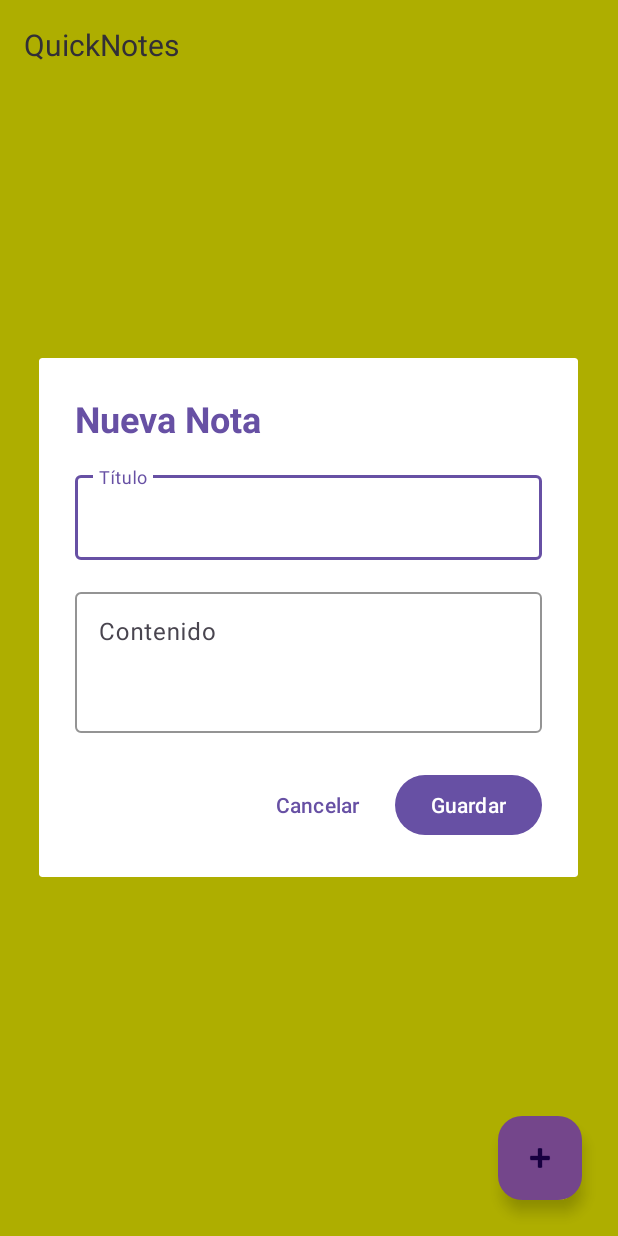
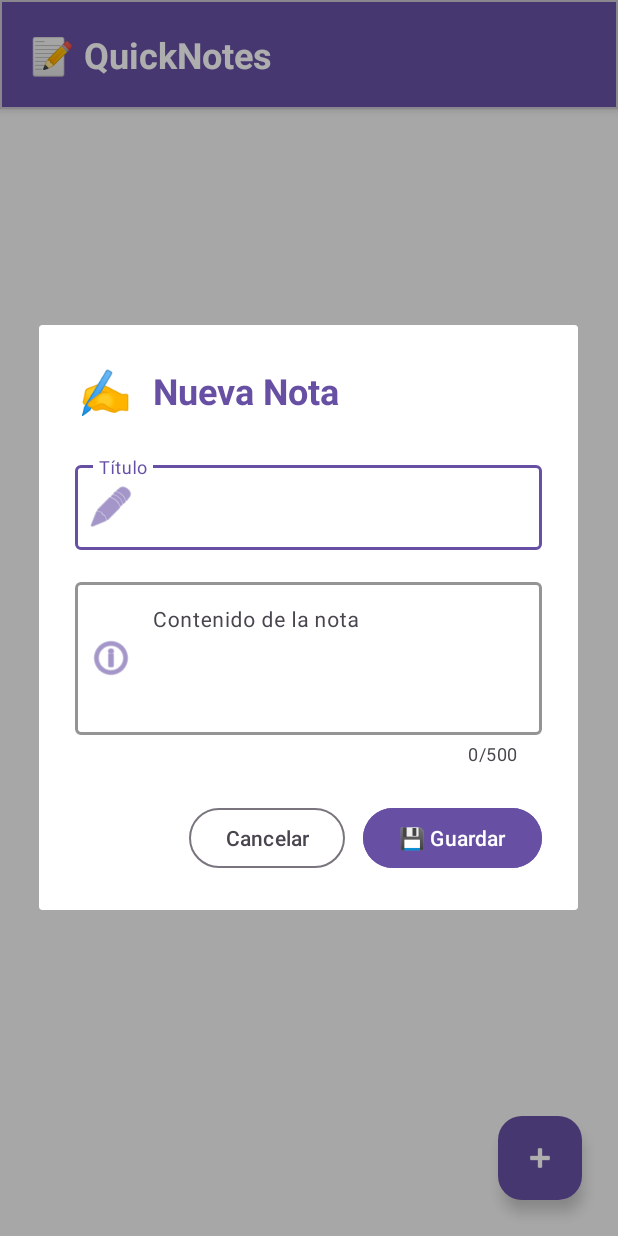
Before and after one commit to laylarodas/quicknotes-android, an Android app: the screen it shows after launch (MainActivity), after a tap on "Add note", on a phone screen of 412 x 824 dp. Run offline under Robolectric (Android 15) with nearby library versions, the phone set to English and light mode, and no system bars.

Commit message:
feat: enhance UI with Material Design components and improved styling for main activity, note dialog, and note items

```diff
--- /dev/null
+++ b/app/src/main/res/drawable/dialog_background.xml
@@ -0,0 +1,11 @@
+<?xml version="1.0" encoding="utf-8"?>
+<shape xmlns:android="http://schemas.android.com/apk/res/android"
+    android:shape="rectangle">
+    <solid android:color="@color/surface_white"/>
+    <corners android:radius="24dp"/>
+    <padding
+        android:left="4dp"
+        android:top="4dp"
+        android:right="4dp"
+        android:bottom="4dp"/>
+</shape>
--- a/app/src/main/res/layout/activity_main.xml
+++ b/app/src/main/res/layout/activity_main.xml
@@ -5,35 +5,55 @@
     android:id="@+id/main"
     android:layout_width="match_parent"
     android:layout_height="match_parent"
-    android:background="#FFFF00">  <!-- 💛 AMARILLO PARA PROBAR -->
+    android:background="@color/background_light">
+
+    <!-- Barra superior con diseño Material -->
+    <com.google.android.material.card.MaterialCardView
+        android:id="@+id/cvHeader"
+        android:layout_width="0dp"
+        android:layout_height="wrap_content"
+        app:cardElevation="4dp"
+        app:cardCornerRadius="0dp"
+        app:cardBackgroundColor="@color/primary_purple"
+        app:layout_constraintTop_toTopOf="parent"
+        app:layout_constraintStart_toStartOf="parent"
+        app:layout_constraintEnd_toEndOf="parent">
 
         <TextView
             android:id="@+id/tvTitle"
-        android:layout_width="0dp"
+            android:layout_width="match_parent"
             android:layout_height="wrap_content"
-        android:text="QuickNotes"
-        android:textSize="20sp"
-        android:padding="16dp"
-        app:layout_constraintTop_toTopOf="parent"
-        app:layout_constraintStart_toStartOf="parent"
-        app:layout_constraintEnd_toEndOf="parent"/>
+            android:text="📝 QuickNotes"
+            android:textSize="24sp"
+            android:textStyle="bold"
+            android:textColor="@color/white"
+            android:padding="20dp"/>
 
+    </com.google.android.material.card.MaterialCardView>
+
+    <!-- RecyclerView con espacio mejorado -->
     <androidx.recyclerview.widget.RecyclerView
         android:id="@+id/rvNotes"
         android:layout_width="0dp"
         android:layout_height="0dp"
-        app:layout_constraintTop_toBottomOf="@id/tvTitle"
+        android:clipToPadding="false"
+        android:padding="8dp"
+        app:layout_constraintTop_toBottomOf="@id/cvHeader"
         app:layout_constraintBottom_toBottomOf="parent"
         app:layout_constraintStart_toStartOf="parent"
         app:layout_constraintEnd_toEndOf="parent"/>
 
+    <!-- FAB mejorado -->
     <com.google.android.material.floatingactionbutton.FloatingActionButton
         android:id="@+id/fabAddNote"
         android:layout_width="wrap_content"
         android:layout_height="wrap_content"
         android:contentDescription="@string/add_note"
         android:src="@android:drawable/ic_input_add"
-    app:backgroundTint="@android:color/holo_purple"
+        app:tint="@color/white"
+        app:backgroundTint="@color/primary_purple"
+        app:elevation="6dp"
+        app:pressedTranslationZ="12dp"
         app:layout_constraintBottom_toBottomOf="parent"
         app:layout_constraintEnd_toEndOf="parent"
         android:layout_marginEnd="24dp"
--- a/app/src/main/res/layout/dialog_new_note.xml
+++ b/app/src/main/res/layout/dialog_new_note.xml
@@ -4,28 +4,49 @@
     android:layout_width="match_parent"
     android:layout_height="wrap_content"
     android:orientation="vertical"
-    android:padding="24dp">
+    android:padding="24dp"
+    android:background="@drawable/dialog_background">
 
-    <!-- Dialog Title -->
-    <TextView
-        android:id="@+id/tvDialogTitle"
+    <!-- Icono decorativo y título -->
+    <LinearLayout
         android:layout_width="match_parent"
         android:layout_height="wrap_content"
-        android:text="Nueva Nota"
-        android:textSize="24sp"
-        android:textStyle="bold"
-        android:textColor="?attr/colorPrimary"
-        android:layout_marginBottom="16dp" />
+        android:orientation="horizontal"
+        android:gravity="center_vertical"
+        android:layout_marginBottom="24dp">
 
-    <!-- Note Title Input -->
+        <TextView
+            android:layout_width="40dp"
+            android:layout_height="40dp"
+            android:text="✍️"
+            android:textSize="28sp"
+            android:gravity="center"
+            android:layout_marginEnd="12dp"/>
+
+        <TextView
+            android:id="@+id/tvDialogTitle"
+            android:layout_width="0dp"
+            android:layout_height="wrap_content"
+            android:layout_weight="1"
+            android:text="Nueva Nota"
+            android:textSize="24sp"
+            android:textStyle="bold"
+            android:textColor="@color/primary_purple" />
+    </LinearLayout>
+
+    <!-- Note Title Input con estilo mejorado -->
     <com.google.android.material.textfield.TextInputLayout
         android:id="@+id/tilNoteTitle"
         android:layout_width="match_parent"
         android:layout_height="wrap_content"
         android:layout_marginBottom="16dp"
         android:hint="Título"
-        app:boxStrokeColor="?attr/colorPrimary"
-        app:hintTextColor="?attr/colorPrimary">
+        style="@style/Widget.Material3.TextInputLayout.OutlinedBox"
+        app:boxStrokeColor="@color/primary_purple"
+        app:boxStrokeWidth="2dp"
+        app:hintTextColor="@color/primary_purple"
+        app:startIconDrawable="@android:drawable/ic_menu_edit"
+        app:startIconTint="@color/primary_purple">
 
         <com.google.android.material.textfield.TextInputEditText
             android:id="@+id/etNoteTitle"
@@ -33,35 +54,43 @@
             android:layout_height="wrap_content"
             android:inputType="textCapSentences"
             android:maxLines="1"
+            android:textSize="16sp"
             android:imeOptions="actionNext" />
 
     </com.google.android.material.textfield.TextInputLayout>
 
-    <!-- Note Content Input -->
+    <!-- Note Content Input con estilo mejorado -->
     <com.google.android.material.textfield.TextInputLayout
         android:id="@+id/tilNoteContent"
         android:layout_width="match_parent"
         android:layout_height="wrap_content"
         android:layout_marginBottom="24dp"
-        android:hint="Contenido"
-        app:boxStrokeColor="?attr/colorPrimary"
-        app:hintTextColor="?attr/colorPrimary">
+        android:hint="Contenido de la nota"
+        style="@style/Widget.Material3.TextInputLayout.OutlinedBox"
+        app:boxStrokeColor="@color/primary_purple"
+        app:boxStrokeWidth="2dp"
+        app:hintTextColor="@color/primary_purple"
+        app:startIconDrawable="@android:drawable/ic_menu_info_details"
+        app:startIconTint="@color/primary_purple"
+        app:counterEnabled="true"
+        app:counterMaxLength="500">
 
         <com.google.android.material.textfield.TextInputEditText
             android:id="@+id/etNoteContent"
             android:layout_width="match_parent"
             android:layout_height="wrap_content"
             android:inputType="textCapSentences|textMultiLine"
-            android:lines="4"
-            android:minLines="3"
-            android:maxLines="6"
+            android:lines="5"
+            android:minLines="4"
+            android:maxLines="8"
+            android:textSize="14sp"
             android:gravity="top|start"
             android:scrollbars="vertical"
             android:imeOptions="actionDone" />
 
     </com.google.android.material.textfield.TextInputLayout>
 
-    <!-- Dialog Buttons -->
+    <!-- Dialog Buttons mejorados -->
     <LinearLayout
         android:layout_width="match_parent"
         android:layout_height="wrap_content"
@@ -73,14 +102,18 @@
             android:layout_width="wrap_content"
             android:layout_height="wrap_content"
             android:text="Cancelar"
-            android:layout_marginEnd="8dp"
-            style="@style/Widget.Material3.Button.TextButton" />
+            android:textColor="@color/text_secondary"
+            android:layout_marginEnd="12dp"
+            style="@style/Widget.Material3.Button.OutlinedButton" />
 
         <com.google.android.material.button.MaterialButton
             android:id="@+id/btnSave"
             android:layout_width="wrap_content"
             android:layout_height="wrap_content"
-            android:text="Guardar" />
+            android:text="💾 Guardar"
+            android:paddingHorizontal="24dp"
+            android:backgroundTint="@color/primary_purple"
+            android:textColor="@color/white"/>
 
     </LinearLayout>
 
--- a/app/src/main/res/layout/item_note.xml
+++ b/app/src/main/res/layout/item_note.xml
@@ -1,5 +1,5 @@
 <?xml version="1.0" encoding="utf-8"?>
-<androidx.cardview.widget.CardView
+<com.google.android.material.card.MaterialCardView
     xmlns:android="http://schemas.android.com/apk/res/android"
     xmlns:app="http://schemas.android.com/apk/res-auto"
     android:layout_width="match_parent"
@@ -7,16 +7,38 @@
     android:layout_margin="8dp"
     android:clickable="true"
     android:focusable="true"
-    android:foreground="?attr/selectableItemBackground"
-    app:cardUseCompatPadding="true"
-    app:cardElevation="2dp">
+    app:cardCornerRadius="12dp"
+    app:cardElevation="3dp"
+    app:cardBackgroundColor="@color/surface_white"
+    app:strokeColor="@color/primary_light"
+    app:strokeWidth="1dp"
+    app:rippleColor="@color/primary_light">
 
-    <TextView
-        android:id="@+id/tvNoteText"
+    <LinearLayout
         android:layout_width="match_parent"
         android:layout_height="wrap_content"
-        android:minHeight="48dp"
-        android:padding="16dp"
-        android:text="@string/sample_note"
-        android:textSize="16sp" />
-</androidx.cardview.widget.CardView>
+        android:orientation="horizontal"
+        android:padding="16dp">
+
+        <!-- Indicador lateral decorativo -->
+        <View
+            android:layout_width="4dp"
+            android:layout_height="match_parent"
+            android:background="@color/primary_purple"
+            android:layout_marginEnd="12dp"/>
+
+        <TextView
+            android:id="@+id/tvNoteText"
+            android:layout_width="0dp"
+            android:layout_weight="1"
+            android:layout_height="wrap_content"
+            android:minHeight="56dp"
+            android:gravity="center_vertical"
+            android:text="@string/sample_note"
+            android:textSize="16sp"
+            android:textColor="@color/text_primary"
+            android:lineSpacingExtra="4dp" />
+
+    </LinearLayout>
+
+</com.google.android.material.card.MaterialCardView>
--- a/app/src/main/res/values/colors.xml
+++ b/app/src/main/res/values/colors.xml
@@ -2,4 +2,25 @@
 <resources>
     <color name="black">#FF000000</color>
     <color name="white">#FFFFFFFF</color>
+
+    <!-- Paleta de colores principal -->
+    <color name="primary_purple">#6750A4</color>
+    <color name="primary_light">#9A82DB</color>
+    <color name="primary_dark">#4F378B</color>
+
+    <color name="secondary_teal">#03DAC6</color>
+    <color name="secondary_light">#66FFF0</color>
+
+    <!-- Fondos y superficies -->
+    <color name="background_light">#F5F5F5</color>
+    <color name="surface_white">#FFFFFF</color>
+    <color name="surface_card">#FAFAFA</color>
+
+    <!-- Textos -->
+    <color name="text_primary">#1C1B1F</color>
+    <color name="text_secondary">#49454F</color>
+
+    <!-- Acentos -->
+    <color name="accent_blue">#4285F4</color>
+    <color name="accent_amber">#FFC107</color>
 </resources>
--- a/app/src/main/res/values/themes.xml
+++ b/app/src/main/res/values/themes.xml
@@ -1,9 +1,33 @@
 <resources xmlns:tools="http://schemas.android.com/tools">
     <!-- Base application theme. -->
     <style name="Base.Theme.QuickNotes" parent="Theme.Material3.DayNight.NoActionBar">
-        <!-- Customize your light theme here. -->
-        <!-- <item name="colorPrimary">@color/my_light_primary</item> -->
+        <!-- Colores principales -->
+        <item name="colorPrimary">@color/primary_purple</item>
+        <item name="colorPrimaryVariant">@color/primary_dark</item>
+        <item name="colorSecondary">@color/secondary_teal</item>
+
+        <!-- Fondos -->
+        <item name="android:colorBackground">@color/background_light</item>
+        <item name="colorSurface">@color/surface_white</item>
+
+        <!-- Textos -->
+        <item name="android:textColorPrimary">@color/text_primary</item>
+        <item name="android:textColorSecondary">@color/text_secondary</item>
+
+        <!-- Botones y componentes -->
+        <item name="colorOnPrimary">@color/white</item>
+        <item name="colorOnSecondary">@color/black</item>
+
+        <!-- StatusBar -->
+        <item name="android:statusBarColor">@color/primary_purple</item>
     </style>
 
     <style name="Theme.QuickNotes" parent="Base.Theme.QuickNotes" />
+
+    <!-- Estilo para el diálogo de notas -->
+    <style name="RoundedDialogTheme" parent="Theme.Material3.DayNight.Dialog">
+        <item name="colorPrimary">@color/primary_purple</item>
+        <item name="colorSecondary">@color/secondary_teal</item>
+        <item name="android:background">@drawable/dialog_background</item>
+    </style>
 </resources>
```
Lines whose indentation alone changed are shown as unchanged.
